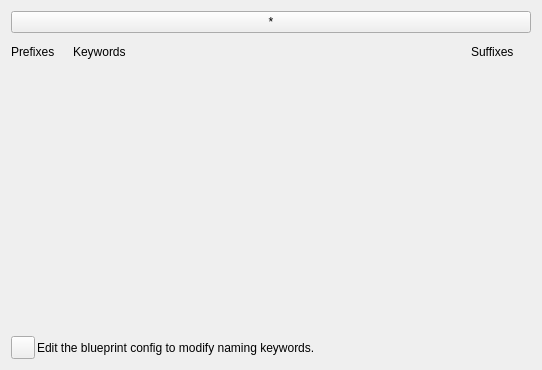
The window that resources/quick_name_editor.ui (bohdon/maya-pulse) describes before a commit, drawn with Qt 5.
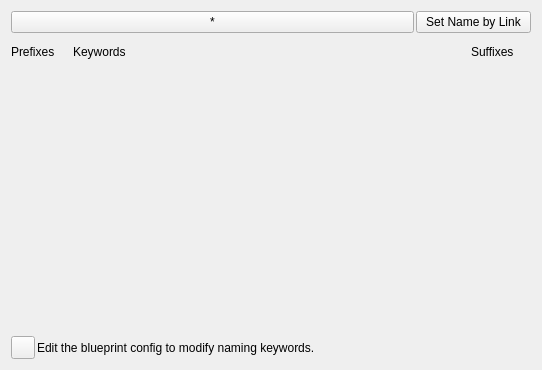
The same window after the commit. Icons and pictures are not drawn.

The edit to the form file:
```diff
--- a/resources/quick_name_editor.ui
+++ b/resources/quick_name_editor.ui
@@ -18,6 +18,8 @@
     <number>2</number>
    </property>
    <item>
+    <layout class="QHBoxLayout" name="horizontalLayout_3">
+     <item>
     <widget class="QPushButton" name="set_name_btn">
      <property name="statusTip">
       <string>The current constructed name. Click to rename the selected node(s).</string>
@@ -26,9 +28,36 @@
       <string>*</string>
      </property>
      <property name="cssClasses" stdset="0">
-      <string>large</string>
-     </property>
-    </widget>
+        <string>bold</string>
+       </property>
+      </widget>
+     </item>
+     <item>
+      <widget class="QPushButton" name="set_name_by_link_btn">
+       <property name="sizePolicy">
+        <sizepolicy hsizetype="Maximum" vsizetype="Fixed">
+         <horstretch>0</horstretch>
+         <verstretch>0</verstretch>
+        </sizepolicy>
+       </property>
+       <property name="minimumSize">
+        <size>
+         <width>115</width>
+         <height>0</height>
+        </size>
+       </property>
+       <property name="statusTip">
+        <string>Set the name of the selected nodes by copying the name of their linked target and appending a suffix.</string>
+       </property>
+       <property name="text">
+        <string>Set Name by Link</string>
+       </property>
+       <property name="cssClasses" stdset="0">
+        <string/>
+       </property>
+      </widget>
+     </item>
+    </layout>
    </item>
    <item>
     <spacer name="verticalSpacer_4">
```
Lines whose indentation alone changed are shown as unchanged.
